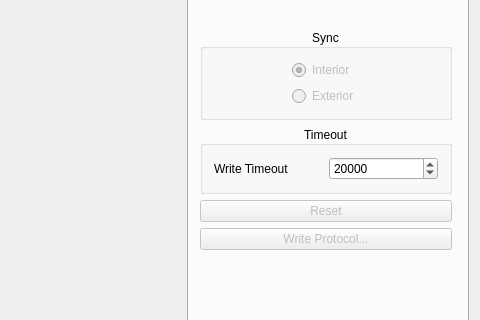
MichaelColonel/Viking, file mainwindow.ui: the form before one commit; both pictures show x 464 to 944 and y 132 to 452 of the 944 by 695 pixel window.
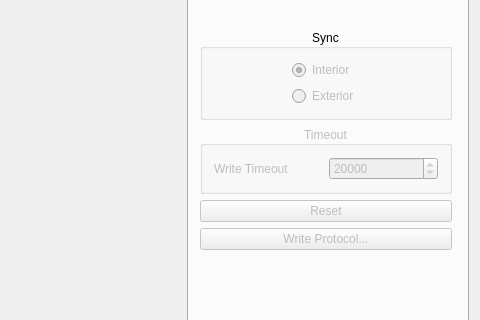
The form after the commit. Custom widgets are drawn as their Qt base class.

The edit to the form file:
```diff
--- a/mainwindow.ui
+++ b/mainwindow.ui
@@ -1091,6 +1091,9 @@
         </item>
         <item row="4" column="0">
          <widget class="QGroupBox" name="groupBox">
+          <property name="enabled">
+           <bool>false</bool>
+          </property>
           <property name="title">
            <string>Timeout</string>
           </property>
```
Left out of the diff: 2 changed lines with no effect on the pictures.
